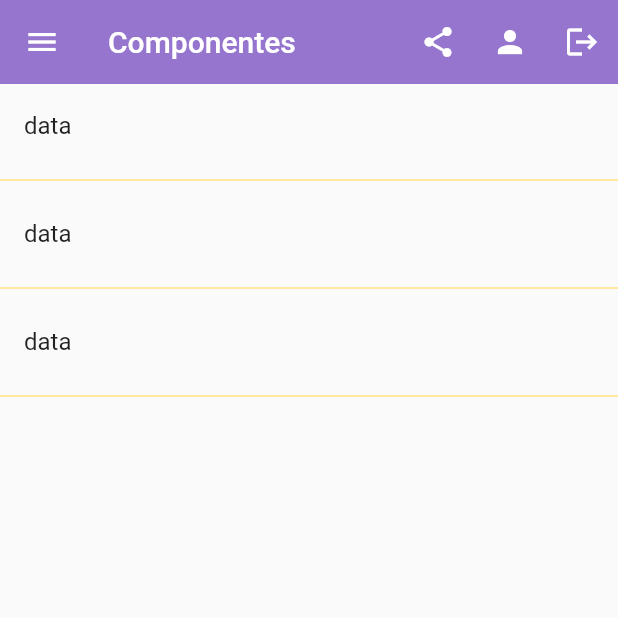
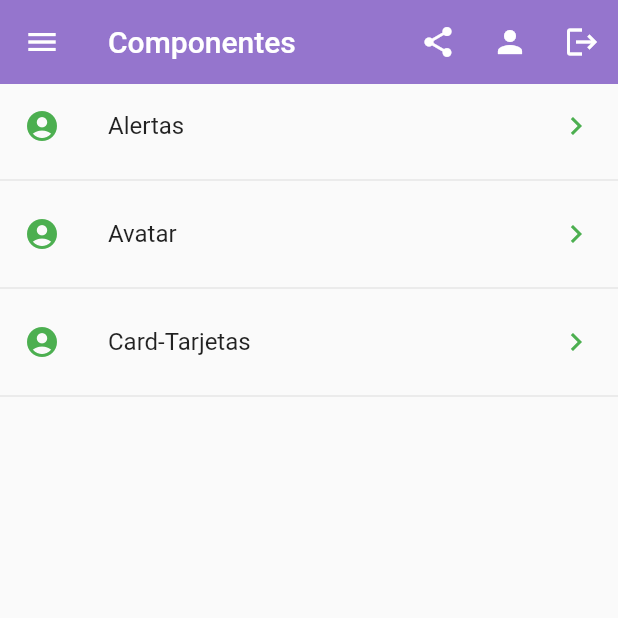
Before and after one commit to wmorales0207/componentes, a Flutter app: the screen it shows after launch, on a phone screen of 412 x 824 dp, the top half of it. Run offline on Flutter 3.47's test engine with Material 2 defaults, Android fonts, the phone set to English and light mode, and no system bars.

Commit message:
FutureBuilder  6 vidceo10

```diff
--- a/lib/src/pages/home_page.dart
+++ b/lib/src/pages/home_page.dart
@@ -59,31 +59,34 @@ class HomePage extends StatelessWidget {
           //print('object');
           //print(snapshot.data);
           return ListView(
-            children: _listaItems(),
+            children: _listaItems(snapshot.data),
           );
         });
   }
 
-  List<Widget> _listaItems() {
-    return const [
-      ListTile(
-        title: Text('data'),
-      ),
-      Divider(
-        color: Colors.amberAccent,
-      ),
-      ListTile(
-        title: Text('data'),
-      ),
-      Divider(
-        color: Colors.amberAccent,
-      ),
-      ListTile(
-        title: Text('data'),
-      ),
-      Divider(
-        color: Colors.amberAccent,
-      ),
-    ];
+  List<Widget> _listaItems(List<dynamic>? data) {
+    final List<Widget> opciones = [];
+
+    if (data == null) {
+      return [];
+    } // al recibir un List<dynamic>? data que podrias ser null me obliga a verificarlo.
+
+    data.forEach((element) {
+      final Widget temp = ListTile(
+        title: Text(element['texto']),
+        leading: const Icon(
+          Icons.account_circle,
+          color: Colors.green,
+        ),
+        trailing: const Icon(
+          Icons.keyboard_arrow_right_outlined,
+          color: Colors.green,
+        ),
+        onTap: () {},
+      );
+      opciones.add(temp);
+      opciones.add(const Divider());
+    });
+    return opciones;
   }
 }
```
